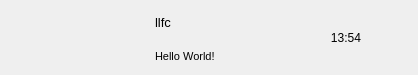
Old version of the form src/client/ui/chatuserwid.ui in the repository wsldhyo/LightChat.
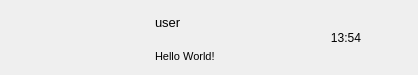
New version of the form.

The edit to the form file:
```diff
--- a/src/client/ui/chatuserwid.ui
+++ b/src/client/ui/chatuserwid.ui
@@ -163,7 +163,7 @@
          </font>
         </property>
         <property name="text">
-         <string>llfc</string>
+         <string>user</string>
         </property>
        </widget>
       </item>
```
